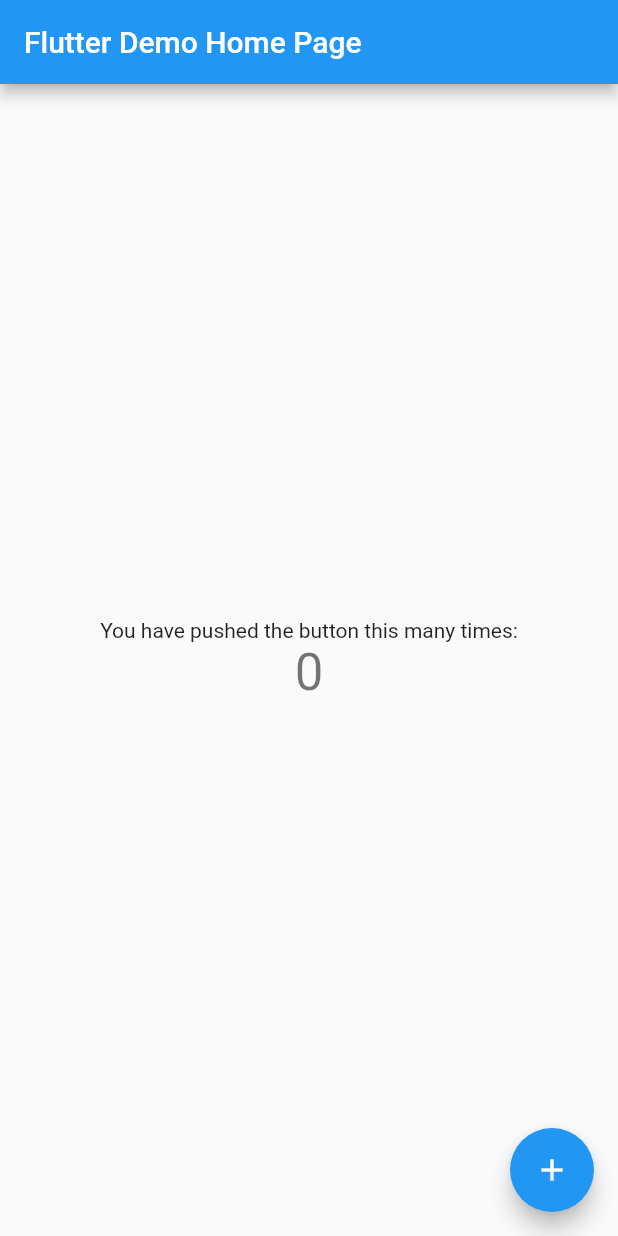
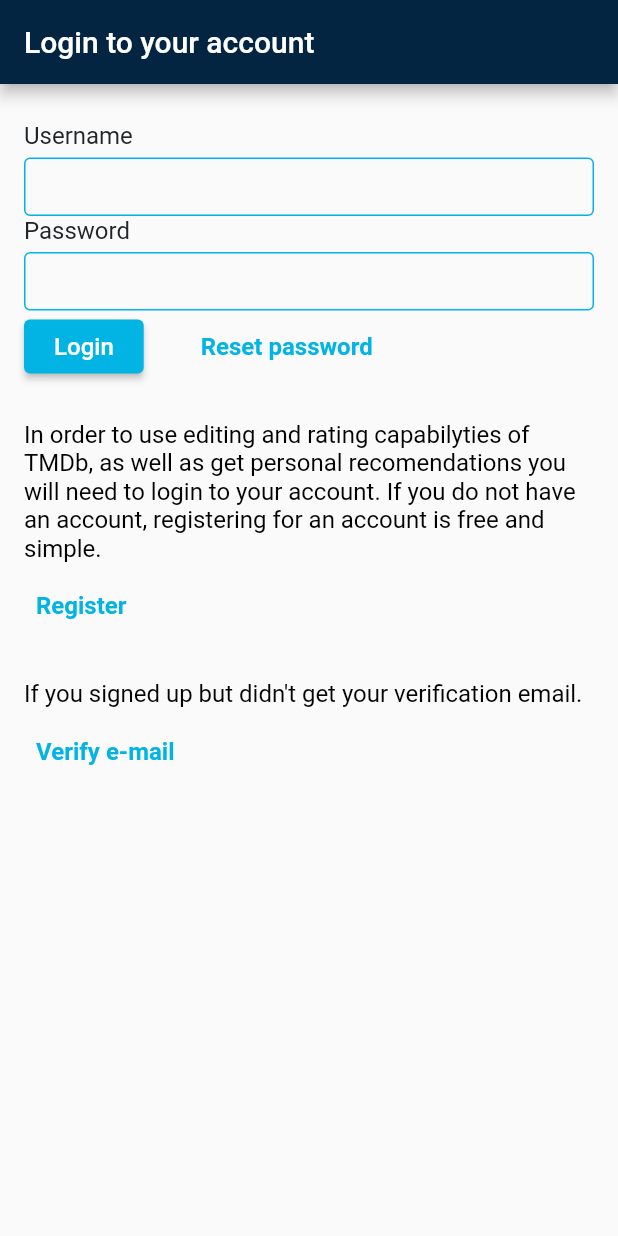
Before and after one commit to Reshitnyk/themoviedb, a Flutter app: the screen it shows after launch, on a phone screen of 412 x 824 dp. Run offline on Flutter 3.47's test engine with Material 2 defaults, Android fonts, the phone set to English and light mode, and no system bars.

Commit message:
add second screen

```diff
--- a/lib/main.dart
+++ b/lib/main.dart
@@ -1,4 +1,7 @@
 import 'package:flutter/material.dart';
+import 'package:themoviedb/widgets/main_screen/main_screen_widget.dart';
+
+import 'widgets/auth/auth_widget.dart';
 
 void main() {
   runApp(const MyApp());
@@ -7,109 +10,26 @@ void main() {
 class MyApp extends StatelessWidget {
   const MyApp({super.key});
 
-  // This widget is the root of your application.
   @override
   Widget build(BuildContext context) {
     return MaterialApp(
       title: 'Flutter Demo',
       theme: ThemeData(
-        // This is the theme of your application.
-        //
-        // Try running your application with "flutter run". You'll see the
-        // application has a blue toolbar. Then, without quitting the app, try
-        // changing the primarySwatch below to Colors.green and then invoke
-        // "hot reload" (press "r" in the console where you ran "flutter run",
-        // or simply save your changes to "hot reload" in a Flutter IDE).
-        // Notice that the counter didn't reset back to zero; the application
-        // is not restarted.
-        primarySwatch: Colors.blue,
+        appBarTheme:
+            const AppBarTheme(backgroundColor: Color.fromRGBO(3, 37, 65, 1)),
       ),
-      home: const MyHomePage(title: 'Flutter Demo Home Page'),
+      routes: {
+        '/': (context) => AuthWidget(),
+        '/main_screen': (context) => MainScreenWidget(),
+      },
+      initialRoute: '/',
+      onGenerateRoute: (settings) {
+        return MaterialPageRoute(builder: (context) {
+          return Scaffold(
+            body: Center(child: Text('Some route error')),
+          );
+        });
+      },
     );
   }
 }
-
-class MyHomePage extends StatefulWidget {
-  const MyHomePage({super.key, required this.title});
-
-  // This widget is the home page of your application. It is stateful, meaning
-  // that it has a State object (defined below) that contains fields that affect
-  // how it looks.
-
-  // This class is the configuration for the state. It holds the values (in this
-  // case the title) provided by the parent (in this case the App widget) and
-  // used by the build method of the State. Fields in a Widget subclass are
-  // always marked "final".
-
-  final String title;
-
-  @override
-  State<MyHomePage> createState() => _MyHomePageState();
-}
-
-class _MyHomePageState extends State<MyHomePage> {
-  int _counter = 0;
-
-  void _incrementCounter() {
-    setState(() {
-      // This call to setState tells the Flutter framework that something has
-      // changed in this State, which causes it to rerun the build method below
-      // so that the display can reflect the updated values. If we changed
-      // _counter without calling setState(), then the build method would not be
-      // called again, and so nothing would appear to happen.
-      _counter++;
-    });
-  }
-
-  @override
-  Widget build(BuildContext context) {
-    // This method is rerun every time setState is called, for instance as done
-    // by the _incrementCounter method above.
-    //
-    // The Flutter framework has been optimized to make rerunning build methods
-    // fast, so that you can just rebuild anything that needs updating rather
-    // than having to individually change instances of widgets.
-    return Scaffold(
-      appBar: AppBar(
-        // Here we take the value from the MyHomePage object that was created by
-        // the App.build method, and use it to set our appbar title.
-        title: Text(widget.title),
-      ),
-      body: Center(
-        // Center is a layout widget. It takes a single child and positions it
-        // in the middle of the parent.
-        child: Column(
-          // Column is also a layout widget. It takes a list of children and
-          // arranges them vertically. By default, it sizes itself to fit its
-          // children horizontally, and tries to be as tall as its parent.
-          //
-          // Invoke "debug painting" (press "p" in the console, choose the
-          // "Toggle Debug Paint" action from the Flutter Inspector in Android
-          // Studio, or the "Toggle Debug Paint" command in Visual Studio Code)
-          // to see the wireframe for each widget.
-          //
-          // Column has various properties to control how it sizes itself and
-          // how it positions its children. Here we use mainAxisAlignment to
-          // center the children vertically; the main axis here is the vertical
-          // axis because Columns are vertical (the cross axis would be
-          // horizontal).
-          mainAxisAlignment: MainAxisAlignment.center,
-          children: <Widget>[
-            const Text(
-              'You have pushed the button this many times:',
-            ),
-            Text(
-              '$_counter',
-              style: Theme.of(context).textTheme.headline4,
-            ),
-          ],
-        ),
-      ),
-      floatingActionButton: FloatingActionButton(
-        onPressed: _incrementCounter,
-        tooltip: 'Increment',
-        child: const Icon(Icons.add),
-      ), // This trailing comma makes auto-formatting nicer for build methods.
-    );
-  }
-}
--- /dev/null
+++ b/lib/theme/button_style.dart
@@ -0,0 +1,10 @@
+import 'package:flutter/material.dart';
+
+final colorBorder = Color(0xFF01B4E4);
+
+abstract class AppButtonStyle {
+  static final ButtonStyle linkButton = ButtonStyle(
+      foregroundColor: MaterialStateProperty.all(colorBorder),
+      textStyle: MaterialStateProperty.all(
+          TextStyle(fontSize: 16, fontWeight: FontWeight.w700)));
+}
--- /dev/null
+++ b/lib/widgets/auth/auth_widget.dart
@@ -0,0 +1,188 @@
+import 'dart:ui';
+
+import 'package:flutter/material.dart';
+import 'package:flutter/src/widgets/container.dart';
+import 'package:flutter/src/widgets/framework.dart';
+
+import '../../theme/button_style.dart';
+import '../main_screen/main_screen_widget.dart';
+
+class AuthWidget extends StatefulWidget {
+  const AuthWidget({super.key});
+
+  @override
+  State<AuthWidget> createState() => _AuthWidgetState();
+}
+
+class _AuthWidgetState extends State<AuthWidget> {
+  @override
+  Widget build(BuildContext context) {
+    return Scaffold(
+      appBar: AppBar(
+        title: Text('Login to your account'),
+      ),
+      body: ListView(children: [
+        _HeaderWidget(),
+      ]),
+    );
+  }
+}
+
+class _HeaderWidget extends StatelessWidget {
+  const _HeaderWidget({super.key});
+
+  @override
+  Widget build(BuildContext context) {
+    final textStyle = const TextStyle(fontSize: 16, color: Colors.black);
+    return Padding(
+      padding: EdgeInsets.only(left: 16, right: 16),
+      child: Column(
+        crossAxisAlignment: CrossAxisAlignment.start,
+        children: [
+          SizedBox(
+            height: 25,
+          ),
+          _FormWidget(),
+          SizedBox(
+            height: 25,
+          ),
+          Text(
+            'In order to use editing and rating capabilyties of TMDb, as well as get personal recomendations you will need to login to your account. If you do not have an account, registering for an account is free and simple. ',
+            style: textStyle,
+          ),
+          SizedBox(
+            height: 5,
+          ),
+          TextButton(
+            onPressed: () {},
+            child: Text('Register'),
+            style: AppButtonStyle.linkButton,
+          ),
+          SizedBox(
+            height: 25,
+          ),
+          Text(
+            "If you signed up but didn't get your verification email.",
+            style: textStyle,
+          ),
+          SizedBox(
+            height: 5,
+          ),
+          TextButton(
+            onPressed: () {},
+            child: Text('Verify e-mail'),
+            style: AppButtonStyle.linkButton,
+          ),
+        ],
+      ),
+    );
+  }
+}
+
+class _FormWidget extends StatefulWidget {
+  const _FormWidget({super.key});
+
+  @override
+  State<_FormWidget> createState() => __FormWidgetState();
+}
+
+class __FormWidgetState extends State<_FormWidget> {
+  final _loginTextController = TextEditingController();
+  final _passwordTextController = TextEditingController();
+  String? errorText = null;
+
+  void _auth() {
+    final login = _loginTextController.text;
+    final password = _passwordTextController.text;
+    if (login == 'admin' && password == 'admin') {
+      errorText = null;
+
+      Navigator.of(context).pushReplacementNamed('/main_screen');
+
+      print('open app');
+    } else {
+      errorText = 'Неправильний пароль чи логін';
+    }
+    setState(() {});
+  }
+
+  void _resetPassword() {
+    print('reset password');
+  }
+
+  @override
+  Widget build(BuildContext context) {
+    final textStyle = const TextStyle(fontSize: 16, color: Color(0xFF212529));
+    final colorBorder = Color(0xFF01B4E4);
+    final decorationTextField = InputDecoration(
+        enabledBorder:
+            OutlineInputBorder(borderSide: BorderSide(color: colorBorder)),
+        contentPadding: EdgeInsets.symmetric(horizontal: 10, vertical: 10),
+        isCollapsed: true);
+    final errorText = this.errorText;
+    return Column(
+      crossAxisAlignment: CrossAxisAlignment.start,
+      children: [
+        if (errorText != null) ...[
+          Text(
+            '$errorText',
+            style: TextStyle(color: Colors.red, fontSize: 17),
+          ),
+          SizedBox(
+            height: 20,
+          )
+        ],
+        Text(
+          'Username',
+          style: textStyle,
+        ),
+        SizedBox(
+          height: 5,
+        ),
+        TextField(
+          controller: _loginTextController,
+          decoration: decorationTextField,
+        ),
+        Text(
+          'Password',
+          style: textStyle,
+        ),
+        SizedBox(
+          height: 5,
+        ),
+        TextField(
+          controller: _passwordTextController,
+          decoration: decorationTextField,
+          obscureText: true,
+        ),
+        Row(
+          children: [
+            ElevatedButton(
+              onPressed: _auth,
+              child: Text(
+                'Login',
+                style: TextStyle(
+                  fontSize: 16,
+                ),
+              ),
+              style: ButtonStyle(
+                  padding: MaterialStateProperty.all(
+                      EdgeInsets.symmetric(horizontal: 20, vertical: 8)),
+                  backgroundColor: MaterialStateProperty.all(colorBorder),
+                  foregroundColor: MaterialStateProperty.all(Colors.white)),
+            ),
+            SizedBox(
+              width: 30,
+              height: 0,
+            ),
+            TextButton(
+              onPressed: _resetPassword,
+              child: Text('Reset password'),
+              style: AppButtonStyle.linkButton,
+            ),
+          ],
+        ),
+      ],
+    );
+  }
+}
--- /dev/null
+++ b/lib/widgets/main_screen/main_screen_widget.dart
@@ -0,0 +1,19 @@
+import 'package:flutter/material.dart';
+
+class MainScreenWidget extends StatefulWidget {
+  const MainScreenWidget({super.key});
+
+  @override
+  State<MainScreenWidget> createState() => _MainScreenWidgetState();
+}
+
+class _MainScreenWidgetState extends State<MainScreenWidget> {
+  @override
+  Widget build(BuildContext context) {
+    return Scaffold(
+      appBar: AppBar(
+        title: Text('TMDB'),
+      ),
+    );
+  }
+}
```
